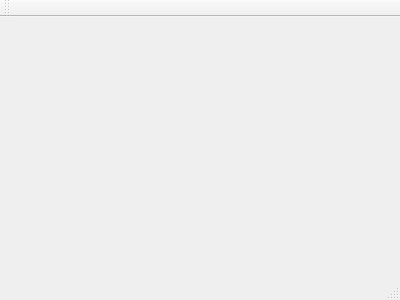
Before: the Qt Designer form mainwindow.ui in gt945/gov, drawn with Qt 5.
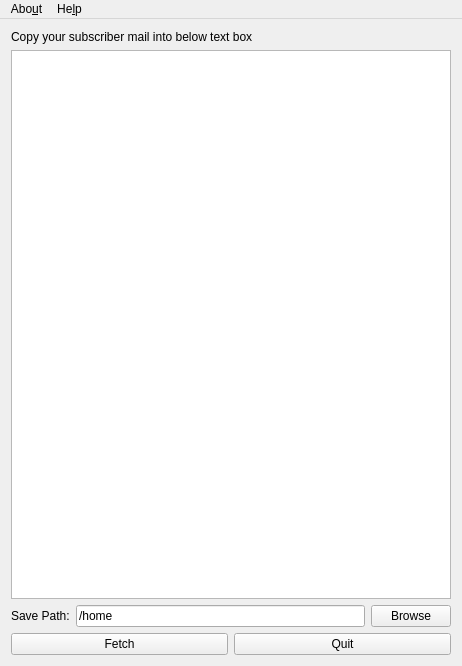
After: the same form once the commit is applied.

```diff
--- a/mainwindow.ui
+++ b/mainwindow.ui
@@ -1,24 +1,106 @@
 <ui version="4.0">
  <class>MainWindow</class>
- <widget class="QMainWindow" name="MainWindow" >
-  <property name="geometry" >
+ <widget class="QMainWindow" name="MainWindow">
+  <property name="geometry">
    <rect>
     <x>0</x>
     <y>0</y>
-    <width>400</width>
-    <height>300</height>
+    <width>462</width>
+    <height>666</height>
    </rect>
   </property>
   <property name="windowTitle" >
    <string>MainWindow</string>
   </property>
-  <widget class="QMenuBar" name="menuBar" />
-  <widget class="QToolBar" name="mainToolBar" />
-  <widget class="QWidget" name="centralWidget" />
-  <widget class="QStatusBar" name="statusBar" />
+  <widget class="QWidget" name="centralWidget">
+   <layout class="QGridLayout" name="gridLayout_3">
+    <item row="0" column="0">
+     <layout class="QGridLayout" name="gridLayout_2">
+      <item row="1" column="0">
+       <layout class="QVBoxLayout" name="verticalLayout_3">
+        <item>
+         <widget class="QLabel" name="label_2">
+          <property name="text">
+           <string>Copy your subscriber mail into below text box</string>
+          </property>
+         </widget>
+        </item>
+        <item>
+         <widget class="QPlainTextEdit" name="UrlList"/>
+        </item>
+        <item>
+         <layout class="QHBoxLayout" name="horizontalLayout_2">
+          <item>
+           <widget class="QLabel" name="label">
+            <property name="text">
+             <string>Save Path:</string>
+            </property>
+           </widget>
+          </item>
+          <item>
+           <widget class="QLineEdit" name="filePath">
+            <property name="text">
+             <string>/home</string>
+            </property>
+           </widget>
+          </item>
+          <item>
+           <widget class="QPushButton" name="Browse">
+            <property name="text">
+             <string>Browse</string>
+            </property>
+           </widget>
+          </item>
+         </layout>
+        </item>
+       </layout>
+      </item>
+      <item row="2" column="0">
+       <layout class="QHBoxLayout" name="horizontalLayout">
+        <item>
+         <widget class="QPushButton" name="Fetch">
+          <property name="text">
+           <string>Fetch</string>
+          </property>
+         </widget>
+        </item>
+        <item>
+         <widget class="QPushButton" name="Quit">
+          <property name="text">
+           <string>Quit</string>
+          </property>
+         </widget>
+        </item>
+       </layout>
+      </item>
+     </layout>
+    </item>
+   </layout>
+  </widget>
+  <widget class="QMenuBar" name="menuBar">
+   <property name="geometry">
+    <rect>
+     <x>0</x>
+     <y>0</y>
+     <width>462</width>
+     <height>31</height>
+    </rect>
+   </property>
+   <widget class="QMenu" name="menuAbout">
+    <property name="title">
+     <string>Abo&amp;ut</string>
+    </property>
+   </widget>
+   <widget class="QMenu" name="menuHelp">
+    <property name="title">
+     <string>He&amp;lp</string>
+    </property>
+   </widget>
+   <addaction name="menuAbout"/>
+   <addaction name="menuHelp"/>
+  </widget>
  </widget>
- <layoutDefault spacing="6" margin="11" />
- <pixmapfunction></pixmapfunction>
+ <layoutdefault spacing="6" margin="11"/>
  <resources/>
  <connections/>
 </ui>
```
Left out of the diff: 5 changed lines with no effect on the pictures.
